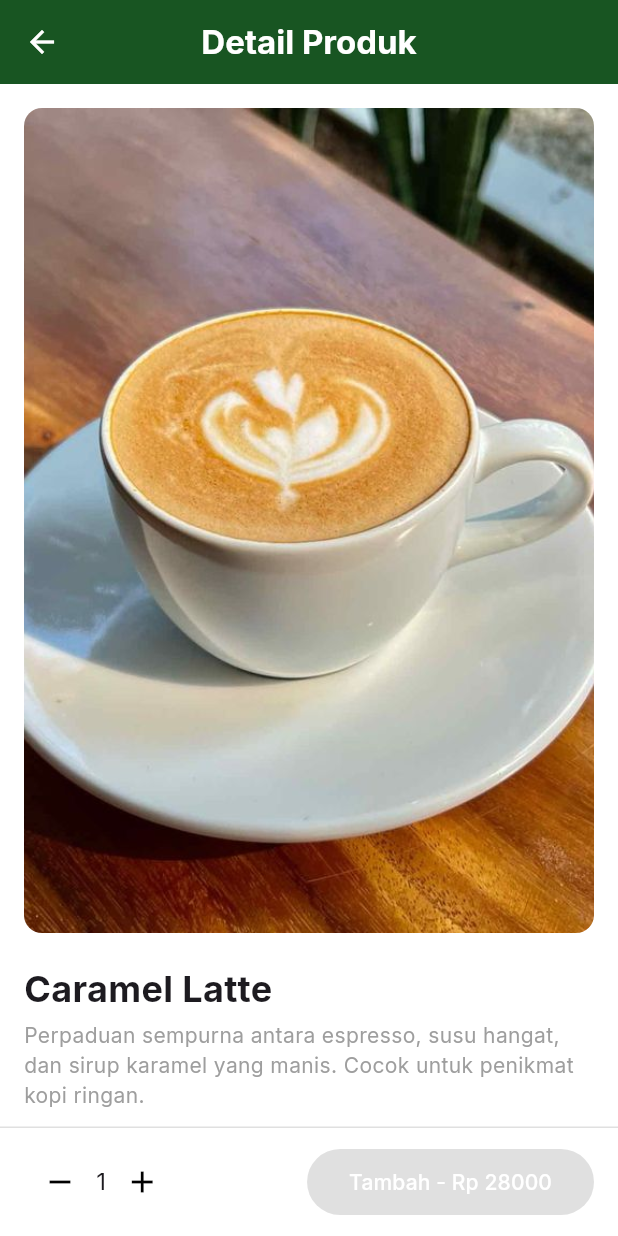
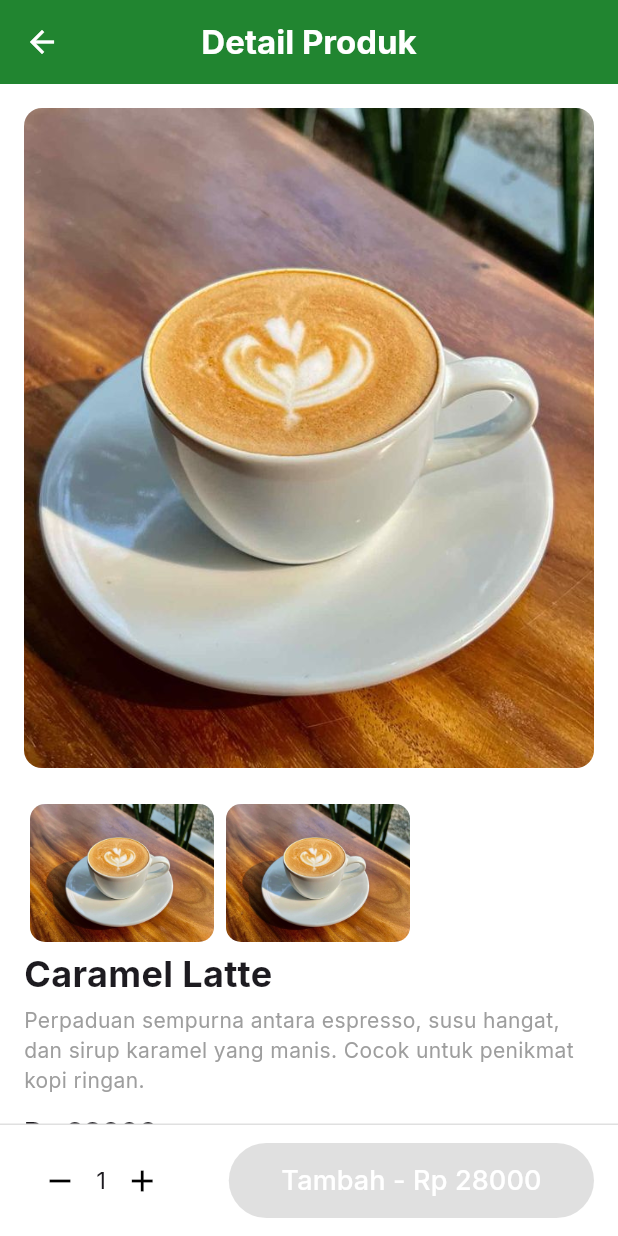
Before and after one commit to KadekDwiki/Nest-and-Beans, a Flutter app: the ProductDetail screen opened directly with sample values from the repository, on a phone screen of 412 x 824 dp. Run offline on Flutter 3.47's test engine with Material 3 defaults, Android fonts, the phone set to English and light mode, and no system bars; our stand-ins replace carousel_slider, google_fonts.

Commit message:
update product detail

```diff
--- a/lib/Model/product.dart
+++ b/lib/Model/product.dart
@@ -37,8 +37,8 @@ final List<Product> productLists = [
     category: 'Milk-Based',
     imageCover: 'assets/images/caramel_latte.jpg',
     imagesSlider: [
-      'assets/images/caramel-latte-1.jpg',
-      'assets/images/caramel-latte-2.jpg',
+      'assets/images/caramel_latte.jpg',
+      'assets/images/caramel_latte.jpg',
     ],
     price: 28000.0,
     rating: 4.8,
@@ -55,8 +55,8 @@ final List<Product> productLists = [
     category: 'Espresso',
     imageCover: 'assets/images/espresso.jpg',
     imagesSlider: [
-      'assets/images/espresso-1.jpg',
-      'assets/images/espresso-2.jpg',
+      'assets/images/espresso.jpg',
+      'assets/images/espresso.jpg',
     ],
     price: 18000.0,
     rating: 4.6,
@@ -73,8 +73,8 @@ final List<Product> productLists = [
     category: 'Cold Brew',
     imageCover: 'assets/images/cold_brew_signature.jpg',
     imagesSlider: [
-      'assets/images/cold-brew-1.jpg',
-      'assets/images/cold-brew-2.jpg',
+      'assets/images/cold_brew_signature.jpg',
+      'assets/images/cold_brew_signature.jpg',
     ],
     price: 32000.0,
     rating: 4.7,
@@ -91,8 +91,8 @@ final List<Product> productLists = [
     category: 'Milk-Based',
     imageCover: 'assets/images/hazlenut_latte.jpg',
     imagesSlider: [
-      'assets/images/hazelnut-cappuccino-1.jpg',
-      'assets/images/hazelnut-cappuccino-2.jpg',
+      'assets/images/hazlenut_latte.jpg',
+      'assets/images/hazlenut_latte.jpg',
     ],
     price: 30000.0,
     rating: 4.5,
@@ -108,7 +108,7 @@ final List<Product> productLists = [
         'Seduhan manual menggunakan metode V60 dengan biji kopi pilihan dari Gayo, menawarkan rasa fruity dan clean finish.',
     category: 'Manual Brew',
     imageCover: 'assets/images/v60.jpg',
-    imagesSlider: ['assets/images/v60-1.jpg', 'assets/images/v60-2.jpg'],
+    imagesSlider: ['assets/images/v60.jpg', 'assets/images/v60.jpg'],
     price: 35000.0,
     rating: 4.9,
     like: 105.0,
--- a/lib/main.dart
+++ b/lib/main.dart
@@ -1,7 +1,9 @@
 import 'package:flutter/material.dart';
 import 'package:flutter/services.dart';
 import 'package:google_fonts/google_fonts.dart';
+//import 'package:nest_and_beans/Model/product.dart';
 import 'package:nest_and_beans/splash_screen.dart';
+//import 'package:nest_and_beans/product_detail.dart';
 
 void main() {
   WidgetsFlutterBinding.ensureInitialized();
@@ -28,6 +30,7 @@ class MyApp extends StatelessWidget {
         ),
       ),
       home: const SplashScreen(),
+      //home: ProductDetail(product: productLists[0]),
     );
   }
 }
--- a/lib/product_detail.dart
+++ b/lib/product_detail.dart
@@ -1,5 +1,6 @@
 import 'package:flutter/material.dart';
 import 'package:nest_and_beans/Model/product.dart';
+import 'package:nest_and_beans/order_page.dart';
 
 class ProductDetail extends StatefulWidget {
   final Product product;
@@ -19,6 +20,7 @@ class _ProductDetailState extends State<ProductDetail> {
   Widget build(BuildContext context) {
     final product = widget.product;
     final double totalPrice = product.price * quantity;
+    final colorscheme = Theme.of(context).colorScheme;
 
     return Scaffold(
       appBar: AppBar(
@@ -26,7 +28,7 @@ class _ProductDetailState extends State<ProductDetail> {
           'Detail Produk',
           style: TextStyle(fontWeight: FontWeight.bold, color: Colors.white),
         ),
-        backgroundColor: Color(0xFF185221),
+        backgroundColor: colorscheme.primary,
         centerTitle: true,
         elevation: 1,
         leading: IconButton(
@@ -48,13 +50,29 @@ class _ProductDetailState extends State<ProductDetail> {
                 borderRadius: BorderRadius.circular(12),
                 child: Image.asset(
                   product.imageCover,
-                  height: 550,
+                  height: 440,
                   width: double.infinity,
                   fit: BoxFit.cover,
                 ),
               ),
             ),
             const SizedBox(height: 20),
+
+            SizedBox(
+              height: 100,
+              child: ListView(
+                scrollDirection: Axis.horizontal,
+                children: product.imagesSlider.map((imagePath) {
+                  return Padding(
+                    padding: const EdgeInsets.all(4.0),
+                    child: ClipRRect(
+                      borderRadius: BorderRadius.circular(10),
+                      child: Image.asset(imagePath),
+                    ),
+                  );
+                }).toList(),
+              ),
+            ),
 
             // Nama dan deskripsi
             Text(
@@ -104,6 +122,8 @@ class _ProductDetailState extends State<ProductDetail> {
                 );
               }).toList(),
             ),
+            const SizedBox(height: 20),
+            const Divider(height: 10, color: Colors.grey),
             const SizedBox(height: 20),
 
             // Pilihan ukuran
@@ -186,18 +206,25 @@ class _ProductDetailState extends State<ProductDetail> {
                 onPressed: selectedSize == null || !product.isAvailable
                     ? null
                     : () {
-                        // aksi beli atau tambah ke keranjang
+                        Navigator.push(
+                          context,
+                          MaterialPageRoute(
+                            builder: (context) {
+                              return OrderPage();
+                            },
+                          ),
+                        );
                       },
                 style: ElevatedButton.styleFrom(
-                  backgroundColor: const Color(0xFF185221),
+                  backgroundColor: colorscheme.primary,
                   padding: const EdgeInsets.symmetric(
-                    horizontal: 28,
+                    horizontal: 35,
                     vertical: 12,
                   ),
                 ),
                 child: Text(
                   'Tambah - Rp ${totalPrice.toStringAsFixed(0)}',
-                  style: TextStyle(color: Colors.white),
+                  style: TextStyle(fontSize: 18.0, color: Colors.white),
                 ),
               ),
             ],
```
